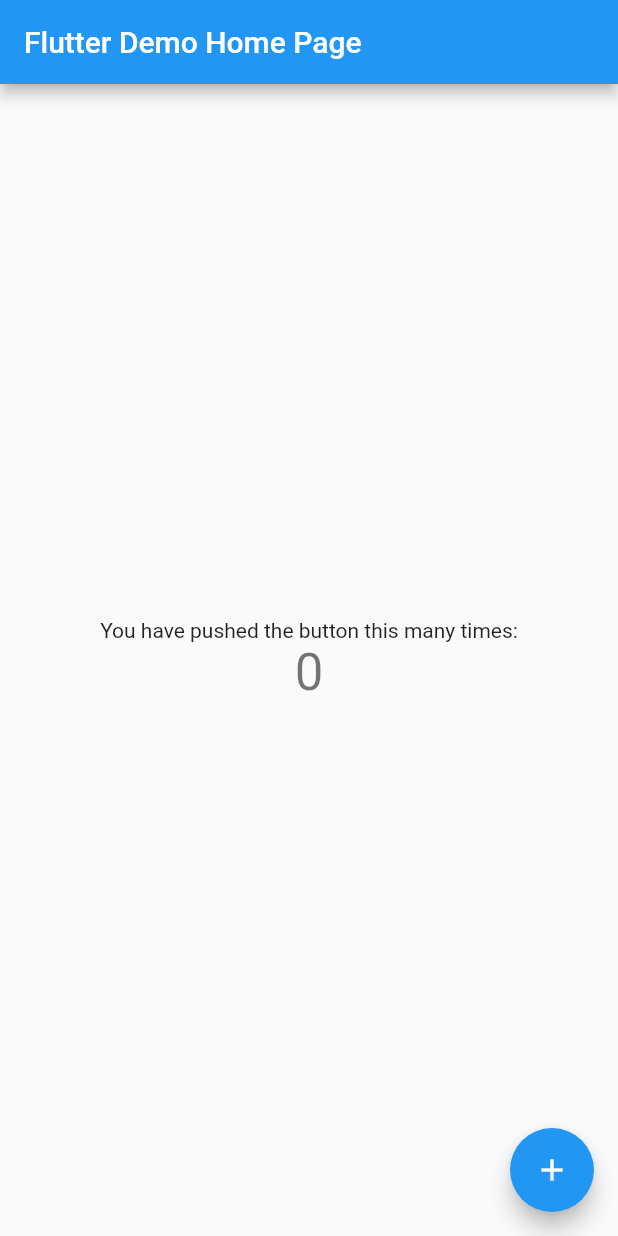
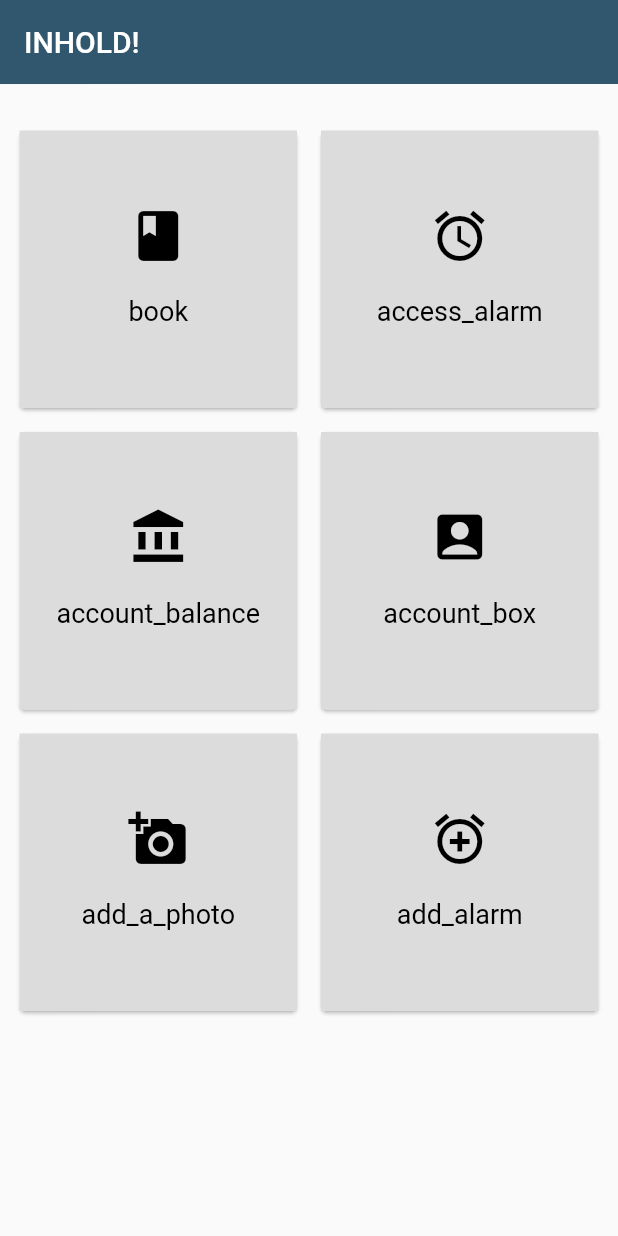
Before and after one commit to vaseemishak/flutter_dashboard, a Flutter app: the screen it shows after launch, on a phone screen of 412 x 824 dp. Run offline on Flutter 3.47's test engine with Material 2 defaults, Android fonts, the phone set to English and light mode, and no system bars.

Commit message:
first step completed

```diff
--- /dev/null
+++ b/lib/dashboard.dart
@@ -0,0 +1,67 @@
+import 'package:flutter/material.dart';
+import 'package:flutter/widgets.dart';
+
+class Dashboard extends StatefulWidget {
+  @override
+  _DashboardState createState() => _DashboardState();
+}
+
+class _DashboardState extends State<Dashboard> {
+  @override
+  Widget build(BuildContext context) {
+    return Scaffold(
+      appBar: AppBar(
+        title: Text("INHOLD!"),
+        elevation: .1,
+        backgroundColor: Color.fromRGBO(49, 87, 110, 1.0),
+      ),
+      body: Container(
+        padding: EdgeInsets.symmetric(vertical: 20.0,horizontal: 2.0),
+        child: GridView.count(
+          crossAxisCount: 2,
+          padding: EdgeInsets.all(3.0),
+          children: <Widget>[
+            makeDashboardItem("book", Icons.book),
+            makeDashboardItem("access_alarm", Icons.access_alarm),
+            makeDashboardItem("account_balance", Icons.account_balance),
+            makeDashboardItem("account_box", Icons.account_box),
+            makeDashboardItem("add_a_photo", Icons.add_a_photo),
+            makeDashboardItem("add_alarm", Icons.add_alarm)
+          ],
+        ),
+      ),
+    );
+  }
+}
+
+Card makeDashboardItem(String title, IconData icon) {
+    return Card(
+        elevation: 1.0,
+        margin: new EdgeInsets.all(8.0),
+        child: Container(
+          decoration: BoxDecoration(color: Color.fromRGBO(220, 220, 220, 1.0)),
+          child: new InkWell(
+            onTap: () {},
+            child: Column(
+              crossAxisAlignment: CrossAxisAlignment.stretch,
+              mainAxisSize: MainAxisSize.min,
+              verticalDirection: VerticalDirection.down,
+              children: <Widget>[
+                SizedBox(height: 50.0),
+                Center(
+                    child: Icon(
+                  icon,
+                  size: 40.0,
+                  color: Colors.black,
+                )),
+                SizedBox(height: 20.0),
+                new Center(
+                  child: new Text(title,
+                      style:
+                          new TextStyle(fontSize: 18.0, color: Colors.black)),
+                )
+              ],
+            ),
+          ),
+        ));
+  }
--- a/lib/main.dart
+++ b/lib/main.dart
@@ -1,4 +1,5 @@
 import 'package:flutter/material.dart';
+import 'package:dashboard/dashboard.dart';
 
 void main() => runApp(MyApp());
 
@@ -9,103 +10,9 @@ class MyApp extends StatelessWidget {
     return MaterialApp(
       title: 'Flutter Demo',
       theme: ThemeData(
-        // This is the theme of your application.
-        //
-        // Try running your application with "flutter run". You'll see the
-        // application has a blue toolbar. Then, without quitting the app, try
-        // changing the primarySwatch below to Colors.green and then invoke
-        // "hot reload" (press "r" in the console where you ran "flutter run",
-        // or simply save your changes to "hot reload" in a Flutter IDE).
-        // Notice that the counter didn't reset back to zero; the application
-        // is not restarted.
         primarySwatch: Colors.blue,
       ),
-      home: MyHomePage(title: 'Flutter Demo Home Page'),
+      home: Dashboard(),
     );
   }
 }
-
-class MyHomePage extends StatefulWidget {
-  MyHomePage({Key key, this.title}) : super(key: key);
-
-  // This widget is the home page of your application. It is stateful, meaning
-  // that it has a State object (defined below) that contains fields that affect
-  // how it looks.
-
-  // This class is the configuration for the state. It holds the values (in this
-  // case the title) provided by the parent (in this case the App widget) and
-  // used by the build method of the State. Fields in a Widget subclass are
-  // always marked "final".
-
-  final String title;
-
-  @override
-  _MyHomePageState createState() => _MyHomePageState();
-}
-
-class _MyHomePageState extends State<MyHomePage> {
-  int _counter = 0;
-
-  void _incrementCounter() {
-    setState(() {
-      // This call to setState tells the Flutter framework that something has
-      // changed in this State, which causes it to rerun the build method below
-      // so that the display can reflect the updated values. If we changed
-      // _counter without calling setState(), then the build method would not be
-      // called again, and so nothing would appear to happen.
-      _counter++;
-    });
-  }
-
-  @override
-  Widget build(BuildContext context) {
-    // This method is rerun every time setState is called, for instance as done
-    // by the _incrementCounter method above.
-    //
-    // The Flutter framework has been optimized to make rerunning build methods
-    // fast, so that you can just rebuild anything that needs updating rather
-    // than having to individually change instances of widgets.
-    return Scaffold(
-      appBar: AppBar(
-        // Here we take the value from the MyHomePage object that was created by
-        // the App.build method, and use it to set our appbar title.
-        title: Text(widget.title),
-      ),
-      body: Center(
-        // Center is a layout widget. It takes a single child and positions it
-        // in the middle of the parent.
-        child: Column(
-          // Column is also layout widget. It takes a list of children and
-          // arranges them vertically. By default, it sizes itself to fit its
-          // children horizontally, and tries to be as tall as its parent.
-          //
-          // Invoke "debug painting" (press "p" in the console, choose the
-          // "Toggle Debug Paint" action from the Flutter Inspector in Android
-          // Studio, or the "Toggle Debug Paint" command in Visual Studio Code)
-          // to see the wireframe for each widget.
-          //
-          // Column has various properties to control how it sizes itself and
-          // how it positions its children. Here we use mainAxisAlignment to
-          // center the children vertically; the main axis here is the vertical
-          // axis because Columns are vertical (the cross axis would be
-          // horizontal).
-          mainAxisAlignment: MainAxisAlignment.center,
-          children: <Widget>[
-            Text(
-              'You have pushed the button this many times:',
-            ),
-            Text(
-              '$_counter',
-              style: Theme.of(context).textTheme.display1,
-            ),
-          ],
-        ),
-      ),
-      floatingActionButton: FloatingActionButton(
-        onPressed: _incrementCounter,
-        tooltip: 'Increment',
-        child: Icon(Icons.add),
-      ), // This trailing comma makes auto-formatting nicer for build methods.
-    );
-  }
-}
```
